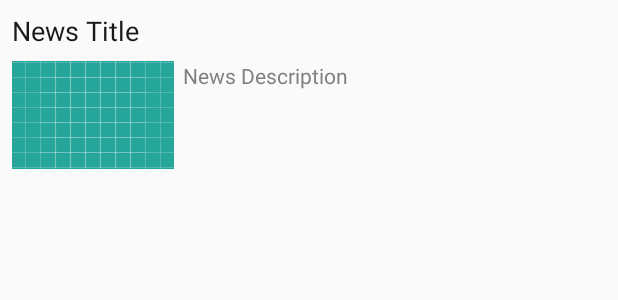
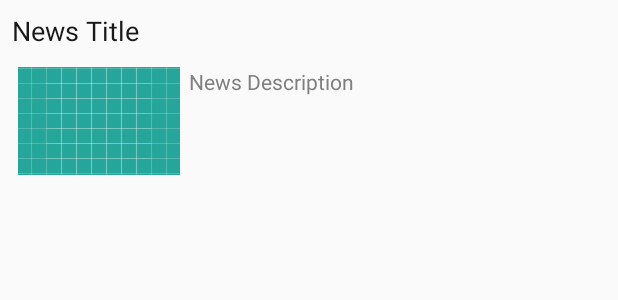
Before and after one commit to Rialreborn/Android_Basic-Networkin-News_App, an Android app: the layout news_item.xml on its own in the app's theme, with its tools: preview values and no code run, on a phone screen of 412 x 824 dp. Shown: the top 300 px of the screen. Run offline under Robolectric (Android 15) with nearby library versions, the phone set to English and light mode, and no system bars.

```diff
--- a/app/src/main/java/com/example/android/mynewsapp/MainActivity.java
+++ b/app/src/main/java/com/example/android/mynewsapp/MainActivity.java
@@ -82,11 +82,13 @@ public class MainActivity extends AppCompatActivity implements LoaderManager.Loa
 
 //        https://newsapi.org/v2/top-headlines?sources=bbc-news&apiKey=e6afa0c9cda5412b9360587963f4ec32
         SharedPreferences sharedPreferences = PreferenceManager.getDefaultSharedPreferences(this);
-
+        String searchQuery = sharedPreferences.getString(
+                getString(R.string.search_key),
+                getString(R.string.search_default));
         Uri baseUri = Uri.parse(url);
         Uri.Builder builder = baseUri.buildUpon();
 
-        builder.appendQueryParameter("q", "apple");
+        builder.appendQueryParameter("q", searchQuery);
         builder.appendQueryParameter("sortBy", "popularity");
         builder.appendQueryParameter("apiKey", "e6afa0c9cda5412b9360587963f4ec32");
 
--- a/app/src/main/res/layout/news_item.xml
+++ b/app/src/main/res/layout/news_item.xml
@@ -2,36 +2,35 @@
 <RelativeLayout xmlns:android="http://schemas.android.com/apk/res/android"
     xmlns:tools="http://schemas.android.com/tools"
     android:layout_width="match_parent"
-    android:layout_margin="4dp"
-    android:layout_height="match_parent">
+    android:layout_height="match_parent"
+    android:layout_margin="4dp">
 
     <TextView
         android:id="@+id/title_news_item"
         android:layout_width="match_parent"
         android:layout_height="wrap_content"
         android:layout_margin="4dp"
+        android:maxLines="2"
+        android:ellipsize="end"
+        android:textColor="@color/colorNewsTitle"
         android:textSize="18sp"
-        android:textColor="@color/colorNewsTitle"
-        android:maxLines="2"
         tools:text="News Title" />
 
 
     <TextView
+        android:id="@+id/content_news_item"
         android:layout_width="match_parent"
         android:layout_height="72dp"
-        android:layout_margin="4dp"
+        android:layout_below="@id/title_news_item"
+        android:layout_margin="8dp"
+        android:drawableLeft="@drawable/ic_launcher_background"
+        android:drawablePadding="6dp"
+        android:drawableStart="@drawable/ic_launcher_background"
+        android:ellipsize="end"
+        android:maxLines="4"
+
         android:textColor="@color/colorNewsContent"
-        android:ellipsize="end"
-        android:layout_below="@id/title_news_item"
-        android:layout_marginBottom="8dp"
-        android:id="@+id/content_news_item"
-        android:drawableLeft="@drawable/ic_launcher_background"
-        android:drawableStart="@drawable/ic_launcher_background"
-        android:drawablePadding="6dp"
-
-        android:maxLines="4"
         tools:text="News Description" />
 
 
-
 </RelativeLayout>
--- a/app/src/main/res/values/strings.xml
+++ b/app/src/main/res/values/strings.xml
@@ -1,5 +1,5 @@
 <resources>
-    <string name="app_name">MyNewsApp</string>
+    <string name="app_name">News App</string>
     <string name="image_content">Image for news item</string>
     <string name="network_issues">Check Internet Connection</string>
     <string name="no_news_found">No new News found</string>
```
